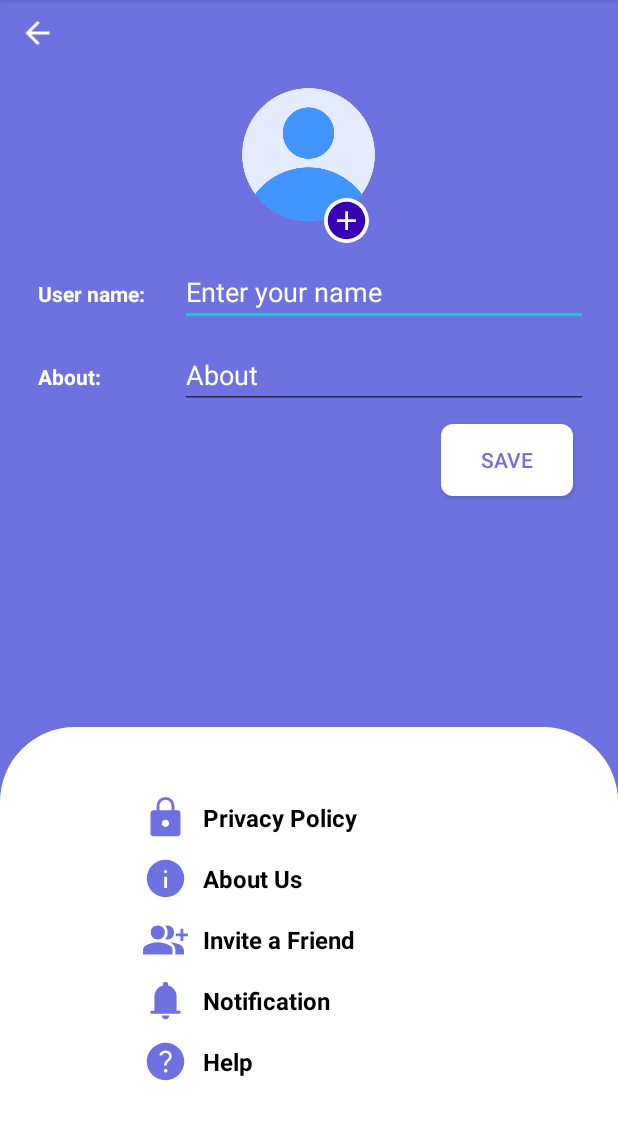
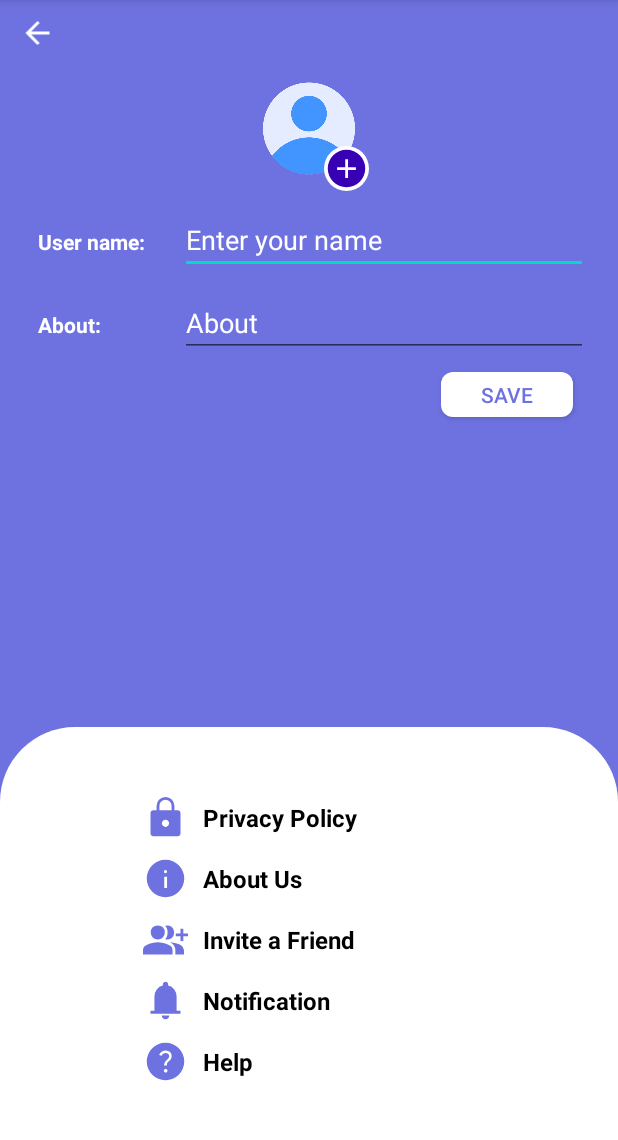
Before and after one commit to EvertzHamiltonIsaac/Final-Project-Mobile, an Android app: the SettingsActivity screen opened directly, with no data from a screen before it, on a phone screen of 412 x 824 dp, the part 84-1224 px from its top. Run offline under Robolectric (Android 15) with nearby library versions, the phone set to English and light mode, and no system bars; our stand-ins replace Firebase (no records; nobody signed in at launch, a user with empty details on screens opened directly), Picasso; pictures from the network do not load; 3 statements that could not run were skipped.

```diff
--- a/app/src/main/res/layout/activity_settings.xml
+++ b/app/src/main/res/layout/activity_settings.xml
@@ -30,8 +30,8 @@
 
         <ImageView
             android:id="@+id/profile_image"
-            android:layout_width="91dp"
-            android:layout_height="98dp"
+            android:layout_width="72dp"
+            android:layout_height="63dp"
             android:layout_marginStart="10dp"
             android:layout_marginTop="10dp"
             android:layout_marginEnd="10dp"
@@ -104,7 +104,7 @@
         <androidx.appcompat.widget.AppCompatButton
             android:id="@+id/saveButton"
             android:layout_width="wrap_content"
-            android:layout_height="wrap_content"
+            android:layout_height="30dp"
             android:layout_gravity="right"
             android:layout_margin="10dp"
             android:background="@drawable/btn_bg"
```
